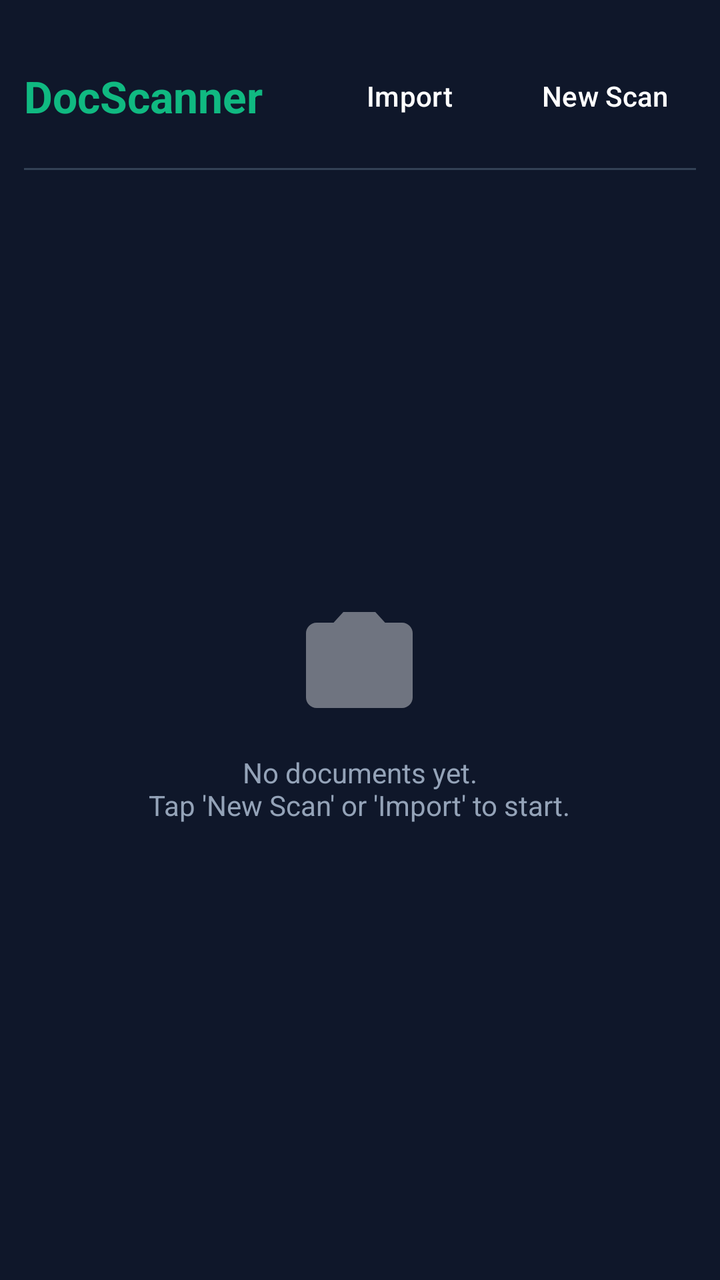
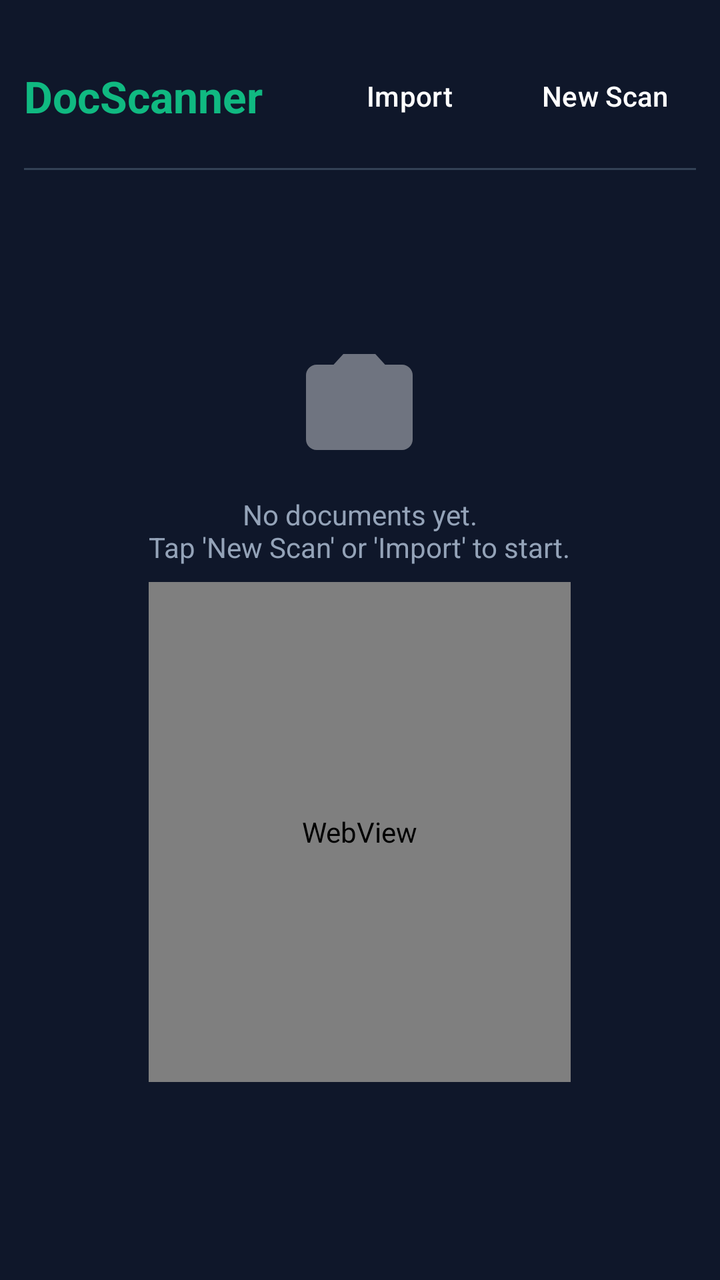

Compare the two renders of this Android layout. The source of the first and the diff that turns it into the second are given below.
<!-- AndroidManifest.xml: application theme Theme.DocScanner -->
<!-- res/layout/activity_dashboard.xml -->
<?xml version="1.0" encoding="utf-8"?>
<LinearLayout xmlns:android="http://schemas.android.com/apk/res/android"
    android:layout_width="match_parent"
    android:layout_height="match_parent"
    android:orientation="vertical"
    android:background="@color/slate900"
    android:padding="12dp">

    <LinearLayout
        android:layout_width="match_parent"
        android:layout_height="wrap_content"
        android:orientation="horizontal"
        android:gravity="center_vertical"
        android:paddingVertical="12dp">

        <TextView
            android:layout_width="0dp"
            android:layout_height="wrap_content"
            android:layout_weight="1"
            android:text="DocScanner"
            android:textColor="@color/emerald"
            android:textSize="22sp"
            android:textStyle="bold" />

        <Button
            android:id="@+id/btnImport"
            style="@style/Widget.Material3.Button.TextButton"
            android:layout_width="wrap_content"
            android:layout_height="wrap_content"
            android:background="@drawable/bg_btn_slate"
            android:drawableStart="@drawable/ic_import"
            android:drawablePadding="6dp"
            android:paddingHorizontal="14dp"
            android:text="Import"
            android:textColor="@color/white" />

        <Button
            android:id="@+id/btnNewScan"
            style="@style/Widget.Material3.Button.TextButton"
            android:layout_width="wrap_content"
            android:layout_height="wrap_content"
            android:layout_marginStart="8dp"
            android:background="@drawable/bg_btn_emerald"
            android:drawableStart="@drawable/ic_camera"
            android:drawablePadding="6dp"
            android:paddingHorizontal="14dp"
            android:text="New Scan"
            android:textColor="@color/white" />
    </LinearLayout>

    <View
        android:layout_width="match_parent"
        android:layout_height="1dp"
        android:background="@color/slate700" />

    <FrameLayout
        android:layout_width="match_parent"
        android:layout_height="match_parent">

        <androidx.recyclerview.widget.RecyclerView
            android:id="@+id/docsGrid"
            android:layout_width="match_parent"
            android:layout_height="match_parent"
            android:paddingTop="12dp"
            android:clipToPadding="false" />

        <LinearLayout
            android:id="@+id/emptyState"
            android:layout_width="wrap_content"
            android:layout_height="wrap_content"
            android:layout_gravity="center"
            android:orientation="vertical"
            android:gravity="center">

            <ImageView
                android:layout_width="64dp"
                android:layout_height="64dp"
                android:src="@drawable/ic_camera"
                android:alpha="0.4" />

            <TextView
                android:layout_width="wrap_content"
                android:layout_height="wrap_content"
                android:layout_marginTop="12dp"
                android:text="No documents yet.\nTap 'New Scan' or 'Import' to start."
                android:gravity="center"
                android:textColor="@color/slate400" />
        </LinearLayout>
    </FrameLayout>
</LinearLayout>
<!-- resources referenced by this layout -->
<resources>
  <color name="emerald">#10B981</color>
  <color name="slate400">#94A3B8</color>
  <color name="slate700">#334155</color>
  <color name="slate900">#0F172A</color>
  <color name="white">#FFFFFF</color>
  <!-- drawable bg_btn_emerald (drawable) -->
  <?xml version="1.0" encoding="utf-8"?>
  <shape xmlns:android="http://schemas.android.com/apk/res/android" android:shape="rectangle">
      <solid android:color="@color/emerald" />
      <corners android:radius="10dp" />
  </shape>
  <!-- drawable bg_btn_slate (drawable) -->
  <?xml version="1.0" encoding="utf-8"?>
  <shape xmlns:android="http://schemas.android.com/apk/res/android" android:shape="rectangle">
      <solid android:color="@color/slate700" />
      <corners android:radius="10dp" />
  </shape>
  <!-- drawable ic_camera (drawable) -->
  <vector xmlns:android="http://schemas.android.com/apk/res/android" android:width="24dp" android:height="24dp" android:viewportWidth="24" android:viewportHeight="24" android:tint="#FFFFFF">
      <path android:fillColor="#FFF" android:pathData="M12,15.2A3.2,3.2 0 1,0 12,8.8a3.2,3.2 0 0,0 0,6.4zM9,2L7.17,4H4a2,2 0 0,0 -2,2v12a2,2 0 0,0 2,2h16a2,2 0 0,0 2,-2V6a2,2 0 0,0 -2,-2h-3.17L15,2H9z"/>
  </vector>
  <!-- drawable ic_import (drawable) -->
  <vector xmlns:android="http://schemas.android.com/apk/res/android" android:width="24dp" android:height="24dp" android:viewportWidth="24" android:viewportHeight="24" android:tint="#FFFFFF">
      <path android:fillColor="#FFF" android:pathData="M19,9h-4V3H9v6H5l7,7 7,-7zM5,18v2h14v-2H5z"/>
  </vector>
  <style name="Theme.DocScanner" parent="Theme.Material3.Dark.NoActionBar">
          <item name="colorPrimary">@color/emerald</item>
          <item name="colorPrimaryDark">@color/slate900</item>
          <item name="colorSecondary">@color/indigo</item>
          <item name="android:colorBackground">@color/slate900</item>
          <item name="android:statusBarColor">@color/slate900</item>
          <item name="android:navigationBarColor">@color/slate900</item>
      </style>
  <color name="indigo">#4F46E5</color>
</resources>

<!-- the commit's change to res/layout/activity_dashboard.xml (unified diff, before → after) -->
@@ -85,6 +85,12 @@
                 android:text="No documents yet.\nTap 'New Scan' or 'Import' to start."
                 android:gravity="center"
                 android:textColor="@color/slate400" />
+
+               <WebView
+        android:id="@+id/adsterraView"
+        android:layout_width="match_parent"
+        android:layout_height="250dp"
+        android:layout_marginTop="8dp" /> 
         </LinearLayout>
     </FrameLayout>
 </LinearLayout>
